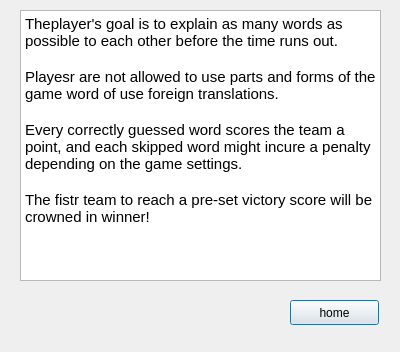
First picture: the form in rules.ui, repository MariHarutyunyanGithub/QT_lab, before the edit.
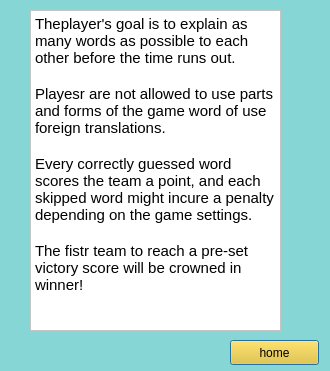
Second picture: the form after the edit.

```diff
--- a/rules.ui
+++ b/rules.ui
@@ -6,22 +6,28 @@
    <rect>
     <x>0</x>
     <y>0</y>
-    <width>400</width>
-    <height>352</height>
+    <width>330</width>
+    <height>371</height>
    </rect>
   </property>
   <property name="windowTitle">
    <string>Dialog</string>
   </property>
+  <property name="styleSheet">
+   <string notr="true">background-color: rgb(134, 214, 214);</string>
+  </property>
   <widget class="QTextBrowser" name="textBrowser">
    <property name="geometry">
     <rect>
-     <x>20</x>
+     <x>30</x>
      <y>10</y>
-     <width>361</width>
-     <height>271</height>
+     <width>251</width>
+     <height>321</height>
     </rect>
    </property>
+   <property name="styleSheet">
+    <string notr="true">background-color: rgb(255, 255, 255);</string>
+   </property>
    <property name="html">
     <string>&lt;!DOCTYPE HTML PUBLIC &quot;-//W3C//DTD HTML 4.0//EN&quot; &quot;http://www.w3.org/TR/REC-html40/strict.dtd&quot;&gt;
 &lt;html&gt;&lt;head&gt;&lt;meta name=&quot;qrichtext&quot; content=&quot;1&quot; /&gt;&lt;meta charset=&quot;utf-8&quot; /&gt;&lt;style type=&quot;text/css&quot;&gt;
@@ -40,12 +46,15 @@
   <widget class="QPushButton" name="pushButton">
    <property name="geometry">
     <rect>
-     <x>290</x>
-     <y>300</y>
+     <x>230</x>
+     <y>340</y>
      <width>89</width>
      <height>25</height>
     </rect>
    </property>
+   <property name="styleSheet">
+    <string notr="true">background-color: rgb(245, 194, 17);</string>
+   </property>
    <property name="text">
     <string>home</string>
    </property>
```
